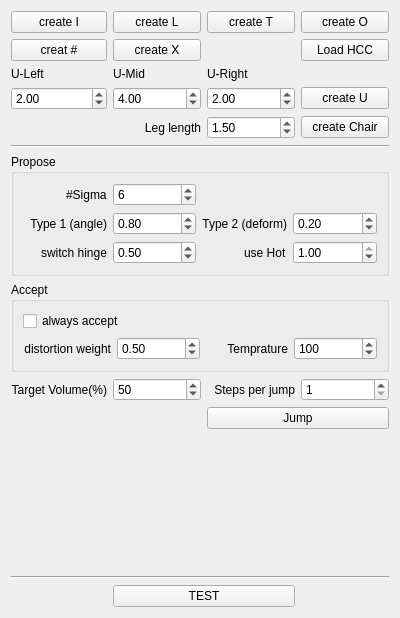
Qt form Foldabilizer/FoldabilizerWidget.ui (letienhung/fold-hcc) before a commit.
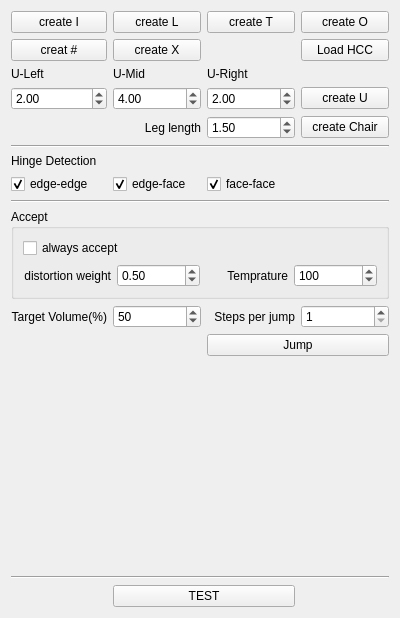
The same form after that commit.

Commit message: killed bug in HingeDetector hinges switch between two states: folded and unfolded

```diff
--- a/Foldabilizer/FoldabilizerWidget.ui
+++ b/Foldabilizer/FoldabilizerWidget.ui
@@ -26,6 +26,125 @@
    <string>Form</string>
   </property>
   <layout class="QGridLayout" name="gridLayout">
+   <item row="4" column="2">
+    <widget class="QDoubleSpinBox" name="legLength">
+     <property name="minimum">
+      <double>1.000000000000000</double>
+     </property>
+     <property name="maximum">
+      <double>10.000000000000000</double>
+     </property>
+     <property name="singleStep">
+      <double>0.100000000000000</double>
+     </property>
+     <property name="value">
+      <double>1.500000000000000</double>
+     </property>
+    </widget>
+   </item>
+   <item row="9" column="0" colspan="4">
+    <widget class="QGroupBox" name="groupBox_2">
+     <property name="title">
+      <string>Accept</string>
+     </property>
+     <layout class="QGridLayout" name="gridLayout_3">
+      <item row="3" column="2">
+       <widget class="QLabel" name="label_3">
+        <property name="frameShape">
+         <enum>QFrame::NoFrame</enum>
+        </property>
+        <property name="text">
+         <string>Temprature</string>
+        </property>
+        <property name="alignment">
+         <set>Qt::AlignRight|Qt::AlignTrailing|Qt::AlignVCenter</set>
+        </property>
+       </widget>
+      </item>
+      <item row="3" column="1">
+       <widget class="QDoubleSpinBox" name="distWeight">
+        <property name="singleStep">
+         <double>0.100000000000000</double>
+        </property>
+        <property name="value">
+         <double>0.500000000000000</double>
+        </property>
+       </widget>
+      </item>
+      <item row="3" column="3">
+       <widget class="QSpinBox" name="temprature">
+        <property name="minimum">
+         <number>1</number>
+        </property>
+        <property name="maximum">
+         <number>1000</number>
+        </property>
+        <property name="singleStep">
+         <number>10</number>
+        </property>
+        <property name="value">
+         <number>100</number>
+        </property>
+       </widget>
+      </item>
+      <item row="1" column="0" colspan="2">
+       <widget class="QCheckBox" name="alwaysAccept">
+        <property name="text">
+         <string>always accept</string>
+        </property>
+       </widget>
+      </item>
+      <item row="3" column="0">
+       <widget class="QLabel" name="label_4">
+        <property name="text">
+         <string>distortion weight</string>
+        </property>
+        <property name="alignment">
+         <set>Qt::AlignRight|Qt::AlignTrailing|Qt::AlignVCenter</set>
+        </property>
+       </widget>
+      </item>
+     </layout>
+    </widget>
+   </item>
+   <item row="3" column="3">
+    <widget class="QPushButton" name="createU">
+     <property name="text">
+      <string>create U</string>
+     </property>
+    </widget>
+   </item>
+   <item row="5" column="0" colspan="4">
+    <widget class="Line" name="line_3">
+     <property name="orientation">
+      <enum>Qt::Horizontal</enum>
+     </property>
+    </widget>
+   </item>
+   <item row="7" column="0">
+    <widget class="QCheckBox" name="eeHinge">
+     <property name="text">
+      <string>edge-edge</string>
+     </property>
+     <property name="checked">
+      <bool>true</bool>
+     </property>
+    </widget>
+   </item>
+   <item row="0" column="1">
+    <widget class="QPushButton" name="createL">
+     <property name="text">
+      <string>create L</string>
+     </property>
+    </widget>
+   </item>
+   <item row="19" column="1" colspan="2">
+    <widget class="QPushButton" name="test">
+     <property name="text">
+      <string>TEST</string>
+     </property>
+    </widget>
+   </item>
    <item row="3" column="1">
     <widget class="QDoubleSpinBox" name="UMid">
      <property name="singleStep">
@@ -36,118 +155,6 @@
      </property>
     </widget>
    </item>
-   <item row="7" column="0" colspan="4">
-    <widget class="QGroupBox" name="groupBox">
-     <property name="title">
-      <string>Propose</string>
-     </property>
-     <layout class="QGridLayout" name="gridLayout_2">
-      <item row="0" column="0" alignment="Qt::AlignRight">
-       <widget class="QLabel" name="label_7">
-        <property name="text">
-         <string>#Sigma</string>
-        </property>
-       </widget>
-      </item>
-      <item row="3" column="0">
-       <widget class="QLabel" name="label_2">
-        <property name="text">
-         <string>Type 1 (angle)</string>
-        </property>
-        <property name="alignment">
-         <set>Qt::AlignRight|Qt::AlignTrailing|Qt::AlignVCenter</set>
-        </property>
-       </widget>
-      </item>
-      <item row="3" column="1">
-       <widget class="QDoubleSpinBox" name="typeOne">
-        <property name="maximum">
-         <double>1.000000000000000</double>
-        </property>
-        <property name="singleStep">
-         <double>0.100000000000000</double>
-        </property>
-        <property name="value">
-         <double>0.800000000000000</double>
-        </property>
-       </widget>
-      </item>
-      <item row="5" column="1">
-       <widget class="QDoubleSpinBox" name="switchHinge">
-        <property name="maximum">
-         <double>1.000000000000000</double>
-        </property>
-        <property name="singleStep">
-         <double>0.100000000000000</double>
-        </property>
-        <property name="value">
-         <double>0.500000000000000</double>
-        </property>
-       </widget>
-      </item>
-      <item row="5" column="0" alignment="Qt::AlignRight">
-       <widget class="QLabel" name="label_8">
-        <property name="text">
-         <string>switch hinge</string>
-        </property>
-       </widget>
-      </item>
-      <item row="3" column="2">
-       <widget class="QLabel" name="label_6">
-        <property name="text">
-         <string>Type 2 (deform)</string>
-        </property>
-        <property name="alignment">
-         <set>Qt::AlignRight|Qt::AlignTrailing|Qt::AlignVCenter</set>
-        </property>
-       </widget>
-      </item>
-      <item row="3" column="3">
-       <widget class="QDoubleSpinBox" name="typeTwo">
-        <property name="maximum">
-         <double>1.000000000000000</double>
-        </property>
-        <property name="singleStep">
-         <double>0.010000000000000</double>
-        </property>
-        <property name="value">
-         <double>0.200000000000000</double>
-        </property>
-       </widget>
-      </item>
-      <item row="0" column="1">
-       <widget class="QSpinBox" name="nbSigma">
-        <property name="singleStep">
-         <number>2</number>
-        </property>
-        <property name="value">
-         <number>6</number>
-        </property>
-       </widget>
-      </item>
-      <item row="5" column="2" alignment="Qt::AlignRight">
-       <widget class="QLabel" name="label_12">
-        <property name="text">
-         <string>use Hot</string>
-        </property>
-       </widget>
-      </item>
-      <item row="5" column="3">
-       <widget class="QDoubleSpinBox" name="useHot">
-        <property name="maximum">
-         <double>1.000000000000000</double>
-        </property>
-        <property name="singleStep">
-         <double>0.100000000000000</double>
-        </property>
-        <property name="value">
-         <double>1.000000000000000</double>
-        </property>
-       </widget>
-      </item>
-     </layout>
-    </widget>
-   </item>
    <item row="0" column="0">
     <widget class="QPushButton" name="createI">
      <property name="text">
@@ -155,20 +162,13 @@
      </property>
     </widget>
    </item>
-   <item row="16" column="0" colspan="4">
+   <item row="17" column="0" colspan="4">
     <widget class="Line" name="line_2">
      <property name="orientation">
       <enum>Qt::Horizontal</enum>
      </property>
     </widget>
    </item>
-   <item row="0" column="1">
-    <widget class="QPushButton" name="createL">
-     <property name="text">
-      <string>create L</string>
-     </property>
-    </widget>
-   </item>
    <item row="0" column="2">
     <widget class="QPushButton" name="createT">
      <property name="text">
@@ -176,20 +176,6 @@
      </property>
     </widget>
    </item>
-   <item row="6" column="0" colspan="4">
-    <widget class="Line" name="line">
-     <property name="orientation">
-      <enum>Qt::Horizontal</enum>
-     </property>
-    </widget>
-   </item>
-   <item row="18" column="1" colspan="2">
-    <widget class="QPushButton" name="test">
-     <property name="text">
-      <string>TEST</string>
-     </property>
-    </widget>
-   </item>
    <item row="4" column="3">
     <widget class="QPushButton" name="createChair">
      <property name="text">
@@ -197,22 +183,6 @@
      </property>
     </widget>
    </item>
-   <item row="4" column="2">
-    <widget class="QDoubleSpinBox" name="legLength">
-     <property name="minimum">
-      <double>1.000000000000000</double>
-     </property>
-     <property name="maximum">
-      <double>10.000000000000000</double>
-     </property>
-     <property name="singleStep">
-      <double>0.100000000000000</double>
-     </property>
-     <property name="value">
-      <double>1.500000000000000</double>
-     </property>
-    </widget>
-   </item>
    <item row="4" column="1">
     <widget class="QLabel" name="label">
      <property name="text">
@@ -223,13 +193,6 @@
      </property>
     </widget>
    </item>
-   <item row="3" column="3">
-    <widget class="QPushButton" name="createU">
-     <property name="text">
-      <string>create U</string>
-     </property>
-    </widget>
-   </item>
    <item row="3" column="2">
     <widget class="QDoubleSpinBox" name="URight">
      <property name="singleStep">
@@ -250,7 +213,7 @@
      </property>
     </widget>
    </item>
-   <item row="12" column="3">
+   <item row="13" column="3">
     <widget class="QSpinBox" name="stepsPerJump">
      <property name="minimum">
       <number>1</number>
@@ -266,7 +229,7 @@
      </property>
     </widget>
    </item>
-   <item row="12" column="0">
+   <item row="13" column="0">
     <widget class="QLabel" name="label_5">
      <property name="text">
       <string>Target Volume(%)</string>
@@ -276,7 +239,7 @@
      </property>
     </widget>
    </item>
-   <item row="12" column="1">
+   <item row="13" column="1">
     <widget class="QSpinBox" name="targetV">
      <property name="singleStep">
       <number>10</number>
@@ -286,7 +249,7 @@
      </property>
     </widget>
    </item>
-   <item row="15" column="0">
+   <item row="16" column="0">
     <spacer name="verticalSpacer">
      <property name="orientation">
       <enum>Qt::Vertical</enum>
@@ -306,7 +269,7 @@
      </property>
     </widget>
    </item>
-   <item row="12" column="2">
+   <item row="13" column="2">
     <widget class="QLabel" name="dsfs">
      <property name="text">
       <string>Steps per jump</string>
@@ -330,72 +293,7 @@
      </property>
     </widget>
    </item>
-   <item row="8" column="0" colspan="4">
-    <widget class="QGroupBox" name="groupBox_2">
-     <property name="title">
-      <string>Accept</string>
-     </property>
-     <layout class="QGridLayout" name="gridLayout_3">
-      <item row="2" column="0">
-       <widget class="QLabel" name="label_4">
-        <property name="text">
-         <string>distortion weight</string>
-        </property>
-        <property name="alignment">
-         <set>Qt::AlignRight|Qt::AlignTrailing|Qt::AlignVCenter</set>
-        </property>
-       </widget>
-      </item>
-      <item row="2" column="2">
-       <widget class="QLabel" name="label_3">
-        <property name="frameShape">
-         <enum>QFrame::NoFrame</enum>
-        </property>
-        <property name="text">
-         <string>Temprature</string>
-        </property>
-        <property name="alignment">
-         <set>Qt::AlignRight|Qt::AlignTrailing|Qt::AlignVCenter</set>
-        </property>
-       </widget>
-      </item>
-      <item row="2" column="1">
-       <widget class="QDoubleSpinBox" name="distWeight">
-        <property name="singleStep">
-         <double>0.100000000000000</double>
-        </property>
-        <property name="value">
-         <double>0.500000000000000</double>
-        </property>
-       </widget>
-      </item>
-      <item row="2" column="3">
-       <widget class="QSpinBox" name="temprature">
-        <property name="minimum">
-         <number>1</number>
-        </property>
-        <property name="maximum">
-         <number>1000</number>
-        </property>
-        <property name="singleStep">
-         <number>10</number>
-        </property>
-        <property name="value">
-         <number>100</number>
-        </property>
-       </widget>
-      </item>
-      <item row="1" column="0" colspan="2">
-       <widget class="QCheckBox" name="alwaysAccept">
-        <property name="text">
-         <string>always accept</string>
-        </property>
-       </widget>
-      </item>
-     </layout>
-    </widget>
-   </item>
-   <item row="13" column="2" colspan="2">
+   <item row="14" column="2" colspan="2">
     <widget class="QPushButton" name="jumpButton">
      <property name="text">
       <string>Jump</string>
@@ -430,6 +328,40 @@
      </property>
     </widget>
    </item>
+   <item row="8" column="0" colspan="4">
+    <widget class="Line" name="line">
+     <property name="orientation">
+      <enum>Qt::Horizontal</enum>
+     </property>
+    </widget>
+   </item>
+   <item row="7" column="1">
+    <widget class="QCheckBox" name="efHinge">
+     <property name="text">
+      <string>edge-face</string>
+     </property>
+     <property name="checked">
+      <bool>true</bool>
+     </property>
+    </widget>
+   </item>
+   <item row="7" column="2">
+    <widget class="QCheckBox" name="ffHinge">
+     <property name="text">
+      <string>face-face</string>
+     </property>
+     <property name="checked">
+      <bool>true</bool>
+     </property>
+    </widget>
+   </item>
+   <item row="6" column="0">
+    <widget class="QLabel" name="label_2">
+     <property name="text">
+      <string>Hinge Detection</string>
+     </property>
+    </widget>
+   </item>
   </layout>
  </widget>
  <resources/>
```
The commit also changes 14 other files.
